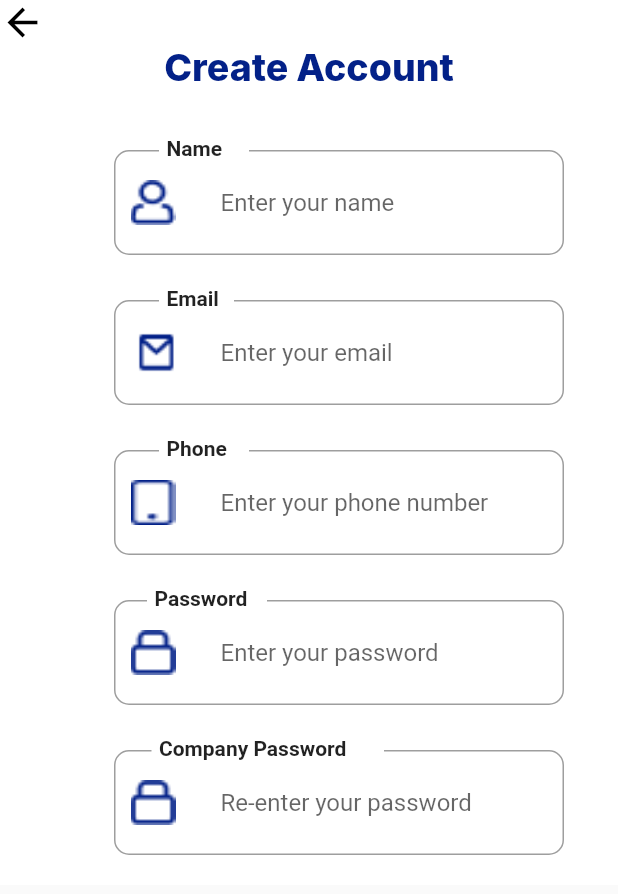
After one commit to Earthknight/KHATA-BOOK, a Flutter app: the screen it shows after launch, after a tap on "Create a new account", on a phone screen of 412 x 824 dp. The commit adds this screen. Shown: the top 894 px of the screen. Run offline on Flutter 3.47's test engine with Material 2 defaults, Android fonts, the phone set to English and light mode, and no system bars; Roboto replaces fonts that are missing (Inter).

Commit message:
create account , personal info ,login page , splash screen , done

```diff
--- /dev/null
+++ b/lib/createacc.dart
@@ -0,0 +1,386 @@
+import 'package:flutter/material.dart';
+import 'package:flutter/rendering.dart';
+
+class Createacc extends StatelessWidget {
+  @override
+  Widget build(BuildContext context) {
+    // ignore: avoid_unnecessary_containers
+    return Scaffold(
+      body: SingleChildScrollView(
+        child: Container(
+          color: Colors.white,
+          child: Column(
+            // ignore: prefer_const_literals_to_create_immutables
+            children: [
+              // ignore: avoid_unnecessary_containers
+              Container(
+                padding: EdgeInsets.only(right: 500),
+                child: const Icon(
+                  Icons.arrow_back,
+                color:Colors.black,
+                  size: 30,
+                ),
+              ),
+              Container(
+                // padding: EdgeInsets.only(top: 100),
+                alignment: Alignment.center,
+                child: const Text(
+                  'Create Account',
+                  style: TextStyle(
+                    fontSize: 25,
+                    color: Color(0xFF032188),
+                    fontWeight: FontWeight.w800,
+                    fontFamily: 'Inter',
+                  ),
+                ),
+              ),
+              const SizedBox(
+                height: 30,
+              ),
+              Stack(
+                // ignore: prefer_const_literals_to_create_immutables
+                children: [
+                  Container(
+                    width: 400,
+                    height: 100,
+                    color: Colors.white,
+                  ),
+                  Positioned(
+                    right: 30,
+                    top: 10,
+                    child: Container(
+                      width: 300,
+                      height: 70,
+                      decoration: BoxDecoration(
+                          color: Colors.white,
+                          borderRadius:
+                              const BorderRadius.all(Radius.circular(10)),
+                          border: Border.all(
+                            color: Colors.black38,
+                            width: 1,
+                          )),
+                      child: Row(
+                        // ignore: prefer_const_literals_to_create_immutables
+                        children: [
+                          const Padding(padding: EdgeInsets.only(left: 10)),
+                          Image.asset(
+                            'assets/icons/name.png',
+                            height: 30,
+                            width: 30,
+                            fit: BoxFit.fill,
+                          ),
+                          const SizedBox(
+                            width: 10,
+                          ),
+                          Expanded(
+                            child: TextFormField(
+                              decoration: const InputDecoration(
+                                  border: InputBorder.none,
+                                  hintText: 'Enter your name',
+                                  contentPadding: EdgeInsets.all(20.0)),
+                            ),
+                          ),
+                        ],
+                      ),
+                    ),
+                  ),
+                  Positioned(
+                    right: 240,
+                    child: Container(
+                      width: 60,
+                      height: 20,
+                      color: Colors.white,
+                      padding: const EdgeInsets.only(
+                        left: 5,
+                        top: 1,
+                      ),
+                      child: const Text(
+                        'Name',
+                        style: TextStyle(
+                          fontSize: 14,
+                          fontWeight: FontWeight.w600,
+                        ),
+                      ),
+                    ),
+                  )
+                ],
+              ),
+              Stack(
+                // ignore: prefer_const_literals_to_create_immutables
+                children: [
+                  Container(
+                    width: 400,
+                    height: 100,
+                    color: Colors.white,
+                  ),
+                  Positioned(
+                    right: 30,
+                    top: 10,
+                    child: Container(
+                      width: 300,
+                      height: 70,
+                      decoration: BoxDecoration(
+                          color: Colors.white,
+                          borderRadius:
+                              const BorderRadius.all(Radius.circular(10)),
+                          border: Border.all(
+                            color: Colors.black38,
+                            width: 1,
+                          )),
+                      child: Row(
+                        // ignore: prefer_const_literals_to_create_immutables
+                        children: [
+                          const Padding(padding: EdgeInsets.only(left: 10)),
+                          Image.asset(
+                            'assets/icons/mail.png',
+                            height: 30,
+                            width: 30,
+                            fit: BoxFit.fill,
+                          ),
+                          const SizedBox(
+                            width: 10,
+                          ),
+                          Expanded(
+                            child: TextFormField(
+                              decoration: const InputDecoration(
+                                  border: InputBorder.none,
+                                  hintText: 'Enter your email',
+                                  contentPadding: EdgeInsets.all(20.0)),
+                            ),
+                          ),
+                        ],
+                      ),
+                    ),
+                  ),
+                  Positioned(
+                    right: 250,
+                    child: Container(
+                      width: 50,
+                      height: 20,
+                      color: Colors.white,
+                      padding: const EdgeInsets.only(
+                        left: 5,
+                        top: 1,
+                      ),
+                      child: const Text(
+                        'Email',
+                        style: TextStyle(
+                          fontSize: 14,
+                          fontWeight: FontWeight.w600,
+                        ),
+                      ),
+                    ),
+                  )
+                ],
+              ),
+              Stack(
+                // ignore: prefer_const_literals_to_create_immutables
+                children: [
+                  Container(
+                    width: 400,
+                    height: 100,
+                    color: Colors.white,
+                  ),
+                  Positioned(
+                    right: 30,
+                    top: 10,
+                    child: Container(
+                      width: 300,
+                      height: 70,
+                      decoration: BoxDecoration(
+                          color: Colors.white,
+                          borderRadius:
+                              const BorderRadius.all(Radius.circular(10)),
+                          border: Border.all(
+                            color: Colors.black38,
+                            width: 1,
+                          )),
+                      child: Row(
+                        // ignore: prefer_const_literals_to_create_immutables
+                        children: [
+                          const Padding(padding: EdgeInsets.only(left: 10)),
+                          Image.asset(
+                            'assets/icons/phone.png',
+                            height: 30,
+                            width: 30,
+                            fit: BoxFit.fill,
+                          ),
+                          const SizedBox(
+                            width: 10,
+                          ),
+                          Expanded(
+                            child: TextFormField(
+                              decoration: const InputDecoration(
+                                  border: InputBorder.none,
+                                  hintText: 'Enter your phone number',
+                                  contentPadding: EdgeInsets.all(20.0)),
+                            ),
+                          ),
+                        ],
+                      ),
+                    ),
+                  ),
+                  Positioned(
+                    right: 240,
+                    child: Container(
+                      width: 60,
+                      height: 20,
+                      color: Colors.white,
+                      padding: const EdgeInsets.only(
+                        left: 5,
+                        top: 1,
+                      ),
+                      child: const Text(
+                        'Phone',
+                        style: TextStyle(
+                          fontSize: 14,
+                          fontWeight: FontWeight.w600,
+                        ),
+                      ),
+                    ),
+                  )
+                ],
+              ),
+              Stack(
+                // ignore: prefer_const_literals_to_create_immutables
+                children: [
+                  Container(
+                    width: 400,
+                    height: 100,
+                    color: Colors.white,
+                  ),
+                  Positioned(
+                    right: 30,
+                    top: 10,
+                    child: Container(
+                      width: 300,
+                      height: 70,
+                      decoration: BoxDecoration(
+                          color: Colors.white,
+                          borderRadius:
+                              const BorderRadius.all(Radius.circular(10)),
+                          border: Border.all(
+                            color: Colors.black38,
+                            width: 1,
+                          )),
+                      child: Row(
+                        // ignore: prefer_const_literals_to_create_immutables
+                        children: [
+                          const Padding(padding: EdgeInsets.only(left: 10)),
+                          Image.asset(
+                            'assets/icons/Lock.png',
+                            height: 30,
+                            width: 30,
+                            fit: BoxFit.fill,
+                          ),
+                          const SizedBox(
+                            width: 10,
+                          ),
+                          Expanded(
+                            child: TextFormField(
+                              decoration: const InputDecoration(
+                                  border: InputBorder.none,
+                                  hintText: 'Enter your password',
+                                  contentPadding: EdgeInsets.all(20.0)),
+                            ),
+                          ),
+                        ],
+                      ),
+                    ),
+                  ),
+                  Positioned(
+                    right: 228,
+                    child: Container(
+                      width: 80,
+                      height: 20,
+                      color: Colors.white,
+                      padding: const EdgeInsets.only(
+                        left: 5,
+                        top: 1,
+                      ),
+                      child: const Text(
+                        'Password',
+                        style: TextStyle(
+                          fontSize: 14,
+                          fontWeight: FontWeight.w600,
+                        ),
+                      ),
+                    ),
+                  )
+                ],
+              ),
+              Stack(
+                // ignore: prefer_const_literals_to_create_immutables
+                children: [
+                  Container(
+                    width: 400,
+                    height: 100,
+                    color: Colors.white,
+                  ),
+                  Positioned(
+                    right: 30,
+                    top: 10,
+                    child: Container(
+                      width: 300,
+                      height: 70,
+                      decoration: BoxDecoration(
+                          color: Colors.white,
+                          borderRadius:
+                              const BorderRadius.all(Radius.circular(10)),
+                          border: Border.all(
+                            color: Colors.black38,
+                            width: 1,
+                          )),
+                      child: Row(
+                        // ignore: prefer_const_literals_to_create_immutables
+                        children: [
+                          const Padding(padding: EdgeInsets.only(left: 10)),
+                          Image.asset(
+                            'assets/icons/Lock.png',
+                            height: 30,
+                            width: 30,
+                            fit: BoxFit.fill,
+                          ),
+                          const SizedBox(
+                            width: 10,
+                          ),
+                          Expanded(
+                            child: TextFormField(
+                              decoration: const InputDecoration(
+                                  border: InputBorder.none,
+                                  hintText: 'Re-enter your password',
+                                  contentPadding: EdgeInsets.all(20.0)),
+                            ),
+                          ),
+                        ],
+                      ),
+                    ),
+                  ),
+                  Positioned(
+                    right: 150,
+                    child: Container(
+                      width: 155,
+                      height: 20,
+                      color: Colors.white,
+                      padding: const EdgeInsets.only(
+                        left: 5,
+                        top: 1,
+                      ),
+                      child: const Text(
+                        'Company Password',
+                        style: TextStyle(
+                          fontSize: 14,
+                          fontWeight: FontWeight.w600,
+                        ),
+                      ),
+                    ),
+                  )
+                ],
+              ),
+            ],
+          ),
+        ),
+      ),
+    );
+  }
+}
--- a/lib/login_page.dart
+++ b/lib/login_page.dart
@@ -1,9 +1,16 @@
 import 'package:flutter/material.dart';
 import 'package:flutter/painting.dart';
 import 'package:flutter/rendering.dart';
+import 'package:khatabook/createacc.dart';
+import 'createacc.dart';
+import 'main.dart';
+// ignore: use_key_in_widget_constructors
+class Login extends StatefulWidget {
+  @override
+  State<Login> createState() => _LoginState();
+}
 
-// ignore: use_key_in_widget_constructors
-class Login extends StatelessWidget {
+class _LoginState extends State<Login> {
   @override
   Widget build(BuildContext context) {
     return MaterialApp(
@@ -14,16 +21,19 @@ class Login extends StatelessWidget {
             child: Column(
               children: [
                 Row(
-                  mainAxisAlignment: MainAxisAlignment.start,
+                  mainAxisAlignment: MainAxisAlignment.center,
                   children: <Widget>[
-                    Container(
-                        margin: EdgeInsets.only(top: 60, bottom: 0, left: 90),
+                    Expanded(
+                      child: Container(
+                        color: const Color(0xFF032188),
+                        alignment: Alignment.center,
                           height: 140,
-                        width: 180,
+                          width: double.infinity,
                           child: Image.asset(
                             'assets/polabooks.png',
                             fit: BoxFit.fill,
                           )),
+                    ),
                   ],
                 ),
                 const SizedBox(
@@ -101,7 +111,7 @@ class Login extends StatelessWidget {
                       ),
                     ),
                     Positioned(
-                      right: 260,
+                      right: 240,
                       child: Container(
                         width: 45,
                         height: 20,
@@ -209,7 +219,8 @@ class Login extends StatelessWidget {
                 const SizedBox(
                   height: 25,
                 ),
-                Container(
+                InkWell(
+                  child: Container(
                     width: 300,
                     height: 50,
                     alignment: Alignment.center,
@@ -228,6 +239,10 @@ class Login extends StatelessWidget {
                       fontFamily: 'Inter',
                     ),),
                   ),
+                  onTap: (){
+                    Navigator.pushNamed(context, '/personal');
+                  },
+                ),
                 const SizedBox(
                   height: 25,
                 ),
@@ -243,7 +258,9 @@ class Login extends StatelessWidget {
                 const SizedBox(
                   height: 5,
                 ),
-                Container(
+                InkWell(
+                  child: Container(
+                    width: 200,
                     alignment: Alignment.center,
                     child: const Text('Create a new account',style: TextStyle(
                       fontSize: 16,
@@ -252,6 +269,10 @@ class Login extends StatelessWidget {
                       fontFamily: 'Inter',
                     ),),
                   ),
+                  onTap: (){
+                    Navigator.pushNamed(context, '/createacc');
+                  },
+                ),
               ],
             ),
           ),
--- a/lib/main.dart
+++ b/lib/main.dart
@@ -1,7 +1,8 @@
 import 'package:flutter/material.dart';
 import 'package:khatabook/login_page.dart';
+import 'createacc.dart';
 import 'splash.dart';
-
+import 'personal.dart';
 void main() {
   runApp(MyApp());
 }
@@ -14,6 +15,8 @@ class MyApp extends StatelessWidget {
       routes: {
         '/splashscreen' : (context) => Splash(),
         '/login' : (context) => Login(),
+        '/createacc' :(context) => Createacc(),
+        '/personal' :(context) => Personal(),
       },
     );
   }
--- a/pubspec.yaml
+++ b/pubspec.yaml
@@ -63,6 +63,8 @@ flutter:
      - assets/icons/Lock.png
      - assets/icons/mail.png
      - assets/polabooks.png
+     - assets/icons/name.png
+     - assets/icons/phone.png
 
 
   # An image asset can refer to one or more resolution-specific "variants", see
```
Also changed, not shown: assets/icons/name.png (added), assets/icons/phone.png (added). Lines whose indentation alone changed are shown as unchanged.
